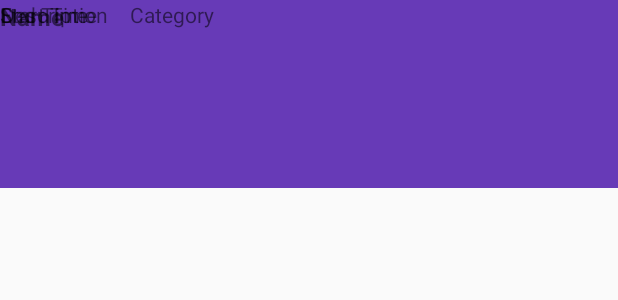
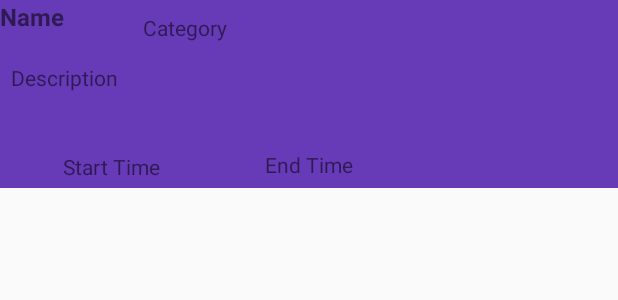
Before and after one commit to KeganWB/MrTimePart2, an Android app built with Jetpack Compose: the layout timesheetprefab.xml on its own in the app's theme, with its tools: preview values and no code run, on a phone screen of 412 x 824 dp. Shown: the top 300 px of the screen. Run offline under Robolectric (Android 15) with nearby library versions, the phone set to English and light mode, and no system bars.

Commit message:
Fixed Constraints of prefab

```diff
--- a/app/src/main/java/com/example/mrtimepart2/AddTimeSheetActivity.kt
+++ b/app/src/main/java/com/example/mrtimepart2/AddTimeSheetActivity.kt
@@ -40,7 +40,7 @@ class AddTimeSheetActivity : DialogFragment() {
         imagePreview = dialogView.findViewById(R.id.imagePrev)
 
         //Add Spinner Default Categories
-        val categories = listOf("Other")
+        val categories = listOf("Other","Kegan")
         // Create an ArrayAdapter using the default spinner layout
         val adapter = ArrayAdapter(requireContext(), android.R.layout.simple_spinner_item, categories)
         // Specify the layout to use when the list of choices appears
--- a/app/src/main/res/layout/activity_timesheet.xml
+++ b/app/src/main/res/layout/activity_timesheet.xml
@@ -19,15 +19,7 @@
             android:id="@+id/timesheetContainer"
             android:layout_width="match_parent"
             android:layout_height="match_parent"
-            android:orientation="vertical">
-
-            <ImageView
-                android:id="@+id/imageView"
-                android:layout_width="match_parent"
-                android:layout_height="wrap_content"
-                tools:srcCompat="@tools:sample/avatars" />
-
-        </LinearLayout>
+            android:orientation="vertical"/>
     </ScrollView>
 
     <com.google.android.material.floatingactionbutton.FloatingActionButton
--- a/app/src/main/res/layout/timesheetprefab.xml
+++ b/app/src/main/res/layout/timesheetprefab.xml
@@ -8,53 +8,90 @@
 
     <TextView
         android:id="@+id/nameTextView"
-        android:layout_width="0dp"
+        android:layout_width="wrap_content"
         android:layout_height="wrap_content"
+        android:layout_marginEnd="53dp"
+        android:layout_marginBottom="78dp"
         android:text="Name"
         android:textSize="16sp"
         android:textStyle="bold"
-        app:layout_constraintStart_toStartOf="parent" />
+        app:layout_constraintBottom_toBottomOf="parent"
+        app:layout_constraintEnd_toEndOf="parent"
+        app:layout_constraintHorizontal_bias="0.0"
+        app:layout_constraintStart_toStartOf="parent"
+        app:layout_constraintTop_toTopOf="parent"
+        app:layout_constraintVertical_bias="0.0" />
 
     <TextView
         android:id="@+id/startTimeTextView"
-        android:layout_width="0dp"
+        android:layout_width="wrap_content"
         android:layout_height="wrap_content"
+        android:layout_marginTop="40dp"
+        android:layout_marginEnd="62dp"
+        android:layout_marginBottom="16dp"
         android:text="Start Time"
-        tools:layout_editor_absoluteX="16dp"
-        tools:layout_editor_absoluteY="90dp" />
+        app:layout_constraintBottom_toBottomOf="parent"
+        app:layout_constraintEnd_toEndOf="parent"
+        app:layout_constraintHorizontal_bias="0.148"
+        app:layout_constraintStart_toStartOf="parent"
+        app:layout_constraintTop_toBottomOf="@+id/descriptionTextView"
+        app:layout_constraintVertical_bias="0.0" />
 
     <TextView
         android:id="@+id/endTimeTextView"
-        android:layout_width="0dp"
+        android:layout_width="wrap_content"
         android:layout_height="wrap_content"
+        android:layout_marginStart="63dp"
+        android:layout_marginTop="100dp"
+        android:layout_marginBottom="6dp"
         android:text="End Time"
-        tools:layout_editor_absoluteX="145dp"
-        tools:layout_editor_absoluteY="90dp" />
+        app:layout_constraintBottom_toBottomOf="parent"
+        app:layout_constraintEnd_toEndOf="parent"
+        app:layout_constraintHorizontal_bias="0.391"
+        app:layout_constraintStart_toStartOf="parent"
+        app:layout_constraintTop_toTopOf="parent" />
 
     <TextView
         android:id="@+id/descriptionTextView"
         android:layout_width="wrap_content"
         android:layout_height="wrap_content"
-        android:layout_marginEnd="340dp"
+        android:layout_marginEnd="203dp"
+        android:layout_marginBottom="40dp"
         android:text="Description"
+        app:layout_constraintBottom_toBottomOf="parent"
         app:layout_constraintEnd_toEndOf="parent"
-        tools:layout_editor_absoluteY="31dp" />
+        app:layout_constraintHorizontal_bias="0.051"
+        app:layout_constraintStart_toStartOf="parent"
+        app:layout_constraintTop_toTopOf="parent"
+        app:layout_constraintVertical_bias="0.636" />
 
     <TextView
         android:id="@+id/categoryTextView"
-        android:layout_width="0dp"
+        android:layout_width="wrap_content"
         android:layout_height="wrap_content"
-        android:layout_marginStart="44dp"
+        android:layout_marginEnd="217dp"
+        android:layout_marginBottom="1dp"
         android:text="Category"
-        app:layout_constraintStart_toEndOf="@+id/nameTextView"
-        tools:layout_editor_absoluteY="3dp" />
+        app:layout_constraintBottom_toTopOf="@+id/descriptionTextView"
+        app:layout_constraintEnd_toEndOf="parent"
+        app:layout_constraintHorizontal_bias="0.693"
+        app:layout_constraintStart_toStartOf="parent"
+        app:layout_constraintTop_toTopOf="parent"
+        app:layout_constraintVertical_bias="0.409" />
 
     <ImageView
         android:id="@+id/imageView"
         android:layout_width="100dp"
         android:layout_height="100dp"
+        android:layout_marginStart="91dp"
+        android:layout_marginTop="9dp"
+        android:layout_marginBottom="16dp"
         android:scaleType="centerCrop"
         android:visibility="visible"
-        tools:layout_editor_absoluteX="295dp"
-        tools:layout_editor_absoluteY="9dp" />
+        app:layout_constraintBottom_toBottomOf="parent"
+        app:layout_constraintEnd_toEndOf="parent"
+        app:layout_constraintHorizontal_bias="0.831"
+        app:layout_constraintStart_toStartOf="parent"
+        app:layout_constraintTop_toTopOf="parent"
+        app:layout_constraintVertical_bias="0.0" />
 </androidx.constraintlayout.widget.ConstraintLayout>
```
